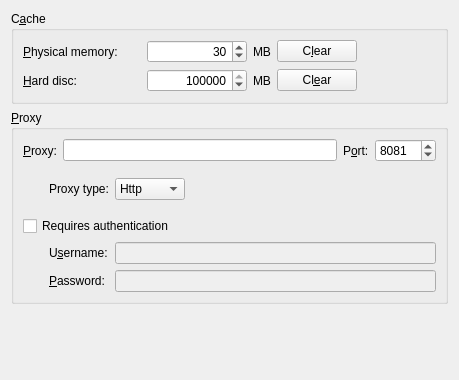
KDE/marble, file src/lib/MarbleCacheSettingsWidget.ui: the form before one commit.
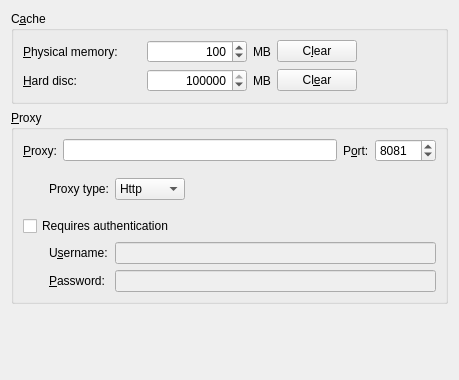
The form after the commit.

Commit message:
Changes: Increase cache size
RevBy: Torsten Rahn

What changed in the file:
```diff
--- a/src/lib/MarbleCacheSettingsWidget.ui
+++ b/src/lib/MarbleCacheSettingsWidget.ui
@@ -54,7 +54,7 @@
          <number>999999</number>
         </property>
         <property name="value">
-         <number>30</number>
+         <number>100</number>
         </property>
        </widget>
       </item>
```
The commit also changes 2 other files.
